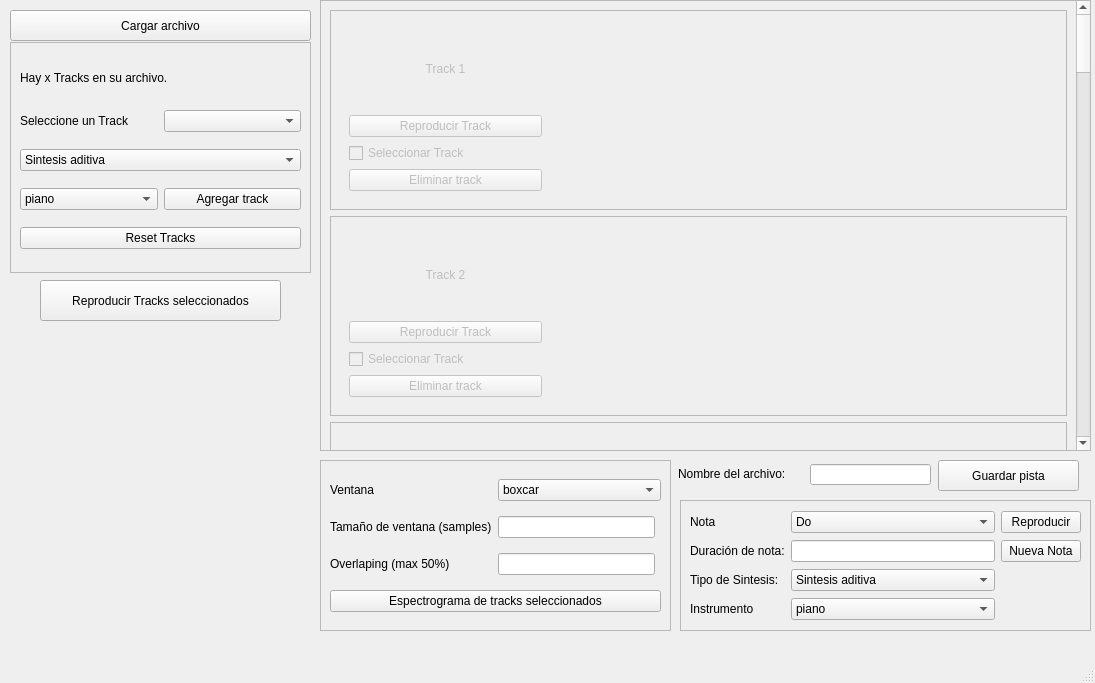
Above: Sintetizador/Frontend/mainwindow.ui from ASSD-Grupo-4-2020/TP2 before the change. Below: the same form after it.
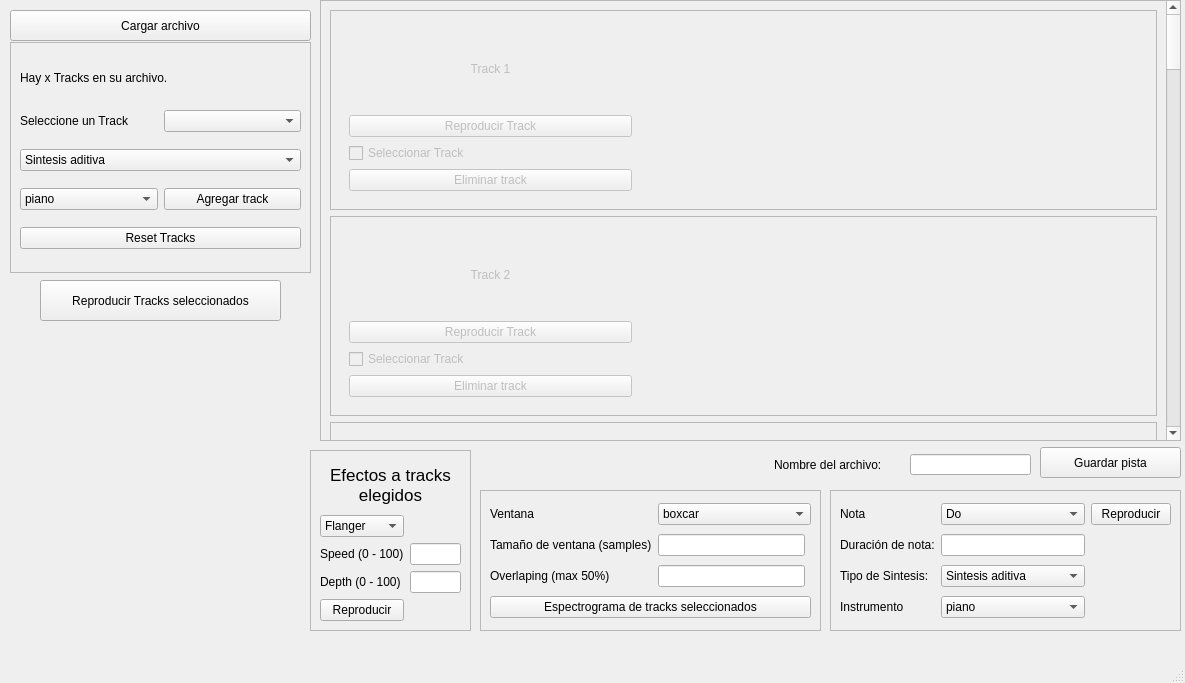
That is the form after the change. Custom widgets are drawn as their Qt base class.

Commit message: agregado graficos efectos

The edit to the form file:
```diff
--- a/Sintetizador/Frontend/mainwindow.ui
+++ b/Sintetizador/Frontend/mainwindow.ui
@@ -6,7 +6,7 @@
    <rect>
     <x>0</x>
     <y>0</y>
-    <width>1095</width>
+    <width>1185</width>
     <height>683</height>
    </rect>
   </property>
@@ -28,8 +28,8 @@
      <rect>
       <x>320</x>
       <y>0</y>
-      <width>771</width>
-      <height>451</height>
+      <width>861</width>
+      <height>441</height>
      </rect>
     </property>
     <property name="widgetResizable">
@@ -39,8 +39,8 @@
      <property name="geometry">
       <rect>
        <x>0</x>
-       <y>-51</y>
-       <width>754</width>
+       <y>0</y>
+       <width>844</width>
        <height>3464</height>
       </rect>
      </property>
@@ -84,16 +84,6 @@
             </size>
            </property>
            <layout class="QGridLayout" name="gridLayout">
-            <item row="0" column="0">
-             <widget class="QLabel" name="label">
-              <property name="text">
-               <string>Track 1</string>
-              </property>
-              <property name="alignment">
-               <set>Qt::AlignCenter</set>
-              </property>
-             </widget>
-            </item>
             <item row="2" column="0">
              <widget class="QCheckBox" name="track1_checkbox">
               <property name="text">
@@ -101,20 +91,30 @@
               </property>
              </widget>
             </item>
-            <item row="3" column="0">
+            <item row="3" column="0" colspan="2">
              <widget class="QPushButton" name="Eliminar_track1">
               <property name="text">
                <string>Eliminar track</string>
               </property>
              </widget>
             </item>
-            <item row="1" column="0">
+            <item row="1" column="0" colspan="2">
              <widget class="QPushButton" name="Reproducir_track1">
               <property name="text">
                <string>Reproducir Track</string>
               </property>
              </widget>
             </item>
+            <item row="0" column="0" colspan="2">
+             <widget class="QLabel" name="label">
+              <property name="text">
+               <string>Track 1</string>
+              </property>
+              <property name="alignment">
+               <set>Qt::AlignCenter</set>
+              </property>
+             </widget>
+            </item>
            </layout>
           </widget>
          </item>
@@ -1448,10 +1448,10 @@
    <widget class="QFrame" name="Reproductor">
     <property name="geometry">
      <rect>
-      <x>680</x>
-      <y>500</y>
-      <width>411</width>
-      <height>131</height>
+      <x>830</x>
+      <y>490</y>
+      <width>351</width>
+      <height>141</height>
      </rect>
     </property>
     <property name="frameShape">
@@ -1582,13 +1582,6 @@
        </property>
       </widget>
      </item>
-     <item row="1" column="3">
-      <widget class="QPushButton" name="pushButton_8">
-       <property name="text">
-        <string>Nueva Nota</string>
-       </property>
-      </widget>
-     </item>
     </layout>
    </widget>
    <widget class="MplWidget" name="espectrograma" native="true">
@@ -1604,8 +1597,8 @@
    <widget class="QPushButton" name="guardar_archivo">
     <property name="geometry">
      <rect>
-      <x>938</x>
-      <y>460</y>
+      <x>1040</x>
+      <y>447</y>
       <width>141</width>
       <height>31</height>
      </rect>
@@ -1630,8 +1623,8 @@
    <widget class="QLineEdit" name="save_name">
     <property name="geometry">
      <rect>
-      <x>810</x>
-      <y>464</y>
+      <x>910</x>
+      <y>454</y>
       <width>121</width>
       <height>21</height>
      </rect>
@@ -1640,8 +1633,8 @@
    <widget class="QLabel" name="label_22">
     <property name="geometry">
      <rect>
-      <x>678</x>
-      <y>464</y>
+      <x>774</x>
+      <y>455</y>
       <width>121</width>
       <height>20</height>
      </rect>
@@ -1653,10 +1646,10 @@
    <widget class="QFrame" name="frame">
     <property name="geometry">
      <rect>
-      <x>320</x>
-      <y>460</y>
-      <width>351</width>
-      <height>171</height>
+      <x>480</x>
+      <y>490</y>
+      <width>341</width>
+      <height>141</height>
      </rect>
     </property>
     <property name="frameShape">
@@ -1773,6 +1766,98 @@
     <zorder>overlaping</zorder>
     <zorder>label_23</zorder>
    </widget>
+   <widget class="QFrame" name="panel_efectos">
+    <property name="geometry">
+     <rect>
+      <x>310</x>
+      <y>450</y>
+      <width>161</width>
+      <height>181</height>
+     </rect>
+    </property>
+    <property name="font">
+     <font>
+      <weight>50</weight>
+      <bold>false</bold>
+     </font>
+    </property>
+    <property name="frameShape">
+     <enum>QFrame::StyledPanel</enum>
+    </property>
+    <property name="frameShadow">
+     <enum>QFrame::Raised</enum>
+    </property>
+    <layout class="QGridLayout" name="gridLayout_20">
+     <item row="1" column="0">
+      <widget class="QComboBox" name="comboBox">
+       <item>
+        <property name="text">
+         <string>Flanger</string>
+        </property>
+       </item>
+       <item>
+        <property name="text">
+         <string>Otro</string>
+        </property>
+       </item>
+      </widget>
+     </item>
+     <item row="2" column="0">
+      <widget class="QLabel" name="speed">
+       <property name="text">
+        <string>Speed (0 - 100)</string>
+       </property>
+      </widget>
+     </item>
+     <item row="4" column="0">
+      <widget class="QPushButton" name="pushButton">
+       <property name="text">
+        <string>Reproducir</string>
+       </property>
+      </widget>
+     </item>
+     <item row="3" column="0">
+      <widget class="QLabel" name="label_28">
+       <property name="text">
+        <string>Depth (0 - 100)</string>
+       </property>
+      </widget>
+     </item>
+     <item row="2" column="1">
+      <widget class="QLineEdit" name="speed_lineedit"/>
+     </item>
+     <item row="3" column="1">
+      <widget class="QLineEdit" name="depth_lineedit"/>
+     </item>
+     <item row="0" column="0" colspan="2">
+      <widget class="QLabel" name="label_26">
+       <property name="maximumSize">
+        <size>
+         <width>16777215</width>
+         <height>60</height>
+        </size>
+       </property>
+       <property name="font">
+        <font>
+         <pointsize>13</pointsize>
+        </font>
+       </property>
+       <property name="text">
+        <string>Efectos a tracks elegidos</string>
+       </property>
+       <property name="scaledContents">
+        <bool>false</bool>
+       </property>
+       <property name="alignment">
+        <set>Qt::AlignCenter</set>
+       </property>
+       <property name="wordWrap">
+        <bool>true</bool>
+       </property>
+      </widget>
+     </item>
+    </layout>
+   </widget>
    <zorder>Selector</zorder>
    <zorder>cargar_archivo</zorder>
    <zorder>Reproductor</zorder>
```
Left out of the diff: 321 changed lines with no effect on the pictures. The commit also changes 11 other files.
